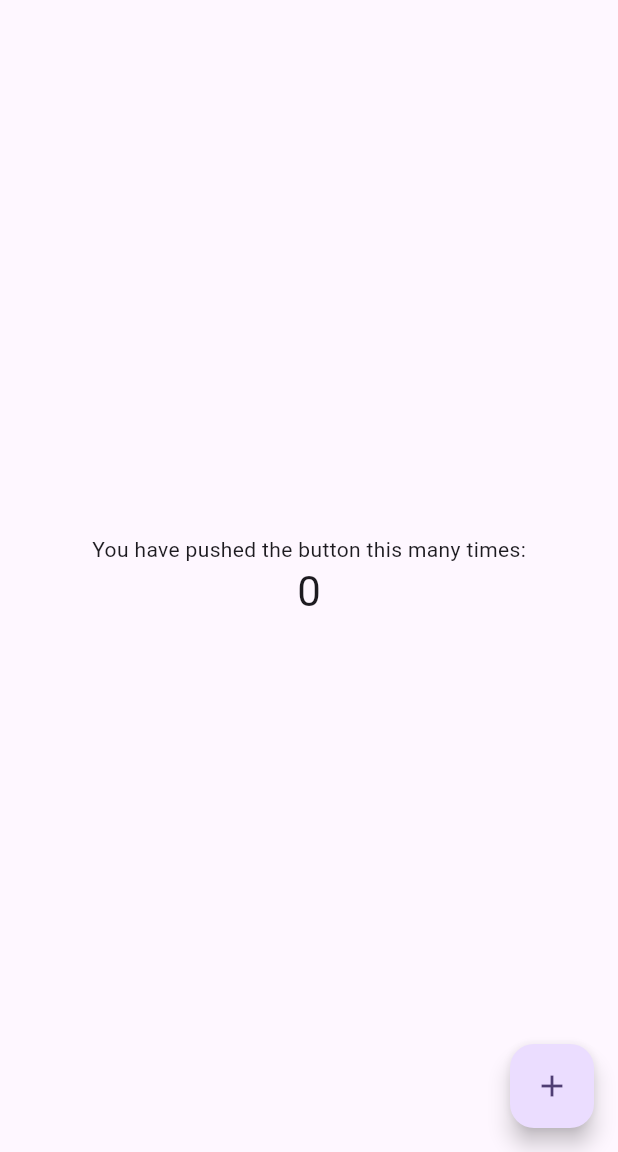
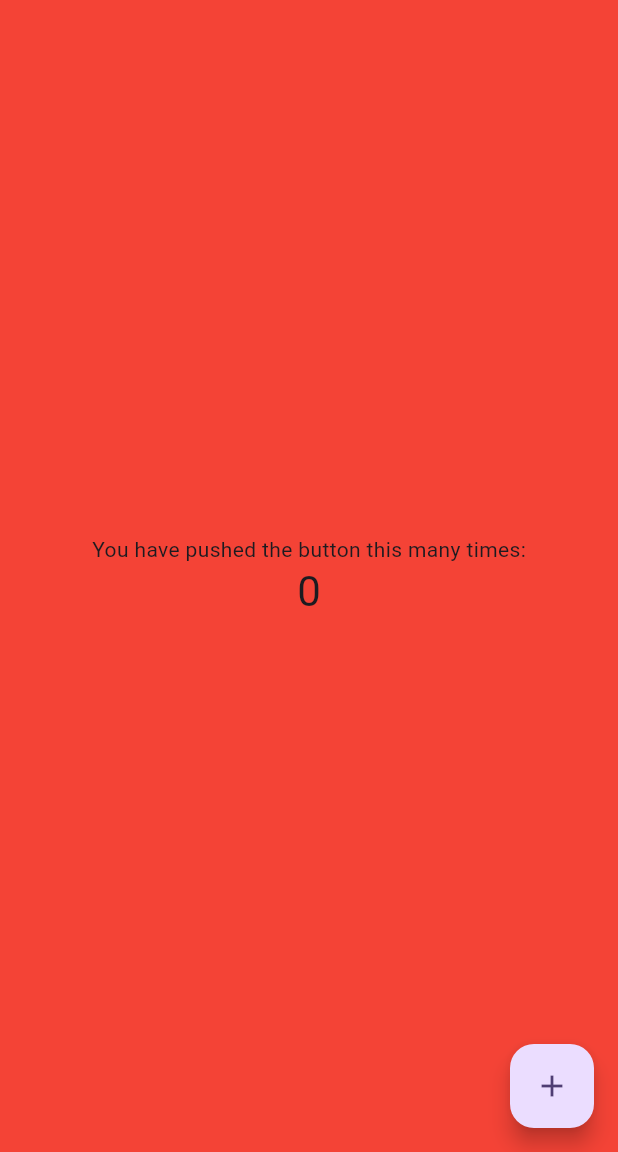
Before and after one commit to alexcerezo/Fluttest, a Flutter app: the screen it shows after launch, on a phone screen of 412 x 824 dp, the part 84-1236 px from its top. Run offline on Flutter 3.47's test engine with Material 3 defaults, Android fonts, the phone set to English and light mode, and no system bars.

Commit message:
Change application background to red and fix syntax errors
Co-authored-by: alexcerezo <92682715+alexcerezo@users.noreply.github.com>

```diff
--- a/lib/main.dart
+++ b/lib/main.dart
@@ -28,7 +28,7 @@ class MyApp extends StatelessWidget {
         //
         // This works for code too, not just values: Most code changes can be
         // tested with just a hot reload.
-        colorScheme: .fromSeed(seedColor: Colors.deepPurple),
+        colorScheme: ColorScheme.fromSeed(seedColor: Colors.deepPurple),
       ),
       home: const MyHomePage(title: 'Flutter Demo Home Page'),
     );
@@ -76,6 +76,7 @@ class _MyHomePageState extends State<MyHomePage> {
     // fast, so that you can just rebuild anything that needs updating rather
     // than having to individually change instances of widgets.
     return Scaffold(
+      backgroundColor: Colors.red,
       appBar: AppBar(
         // TRY THIS: Try changing the color here to a specific color (to
         // Colors.amber, perhaps?) and trigger a hot reload to see the AppBar
@@ -102,7 +103,7 @@ class _MyHomePageState extends State<MyHomePage> {
           // TRY THIS: Invoke "debug painting" (choose the "Toggle Debug Paint"
           // action in the IDE, or press "p" in the console), to see the
           // wireframe for each widget.
-          mainAxisAlignment: .center,
+          mainAxisAlignment: MainAxisAlignment.center,
           children: [
             const Text('You have pushed the button this many times:'),
             Text(
```
